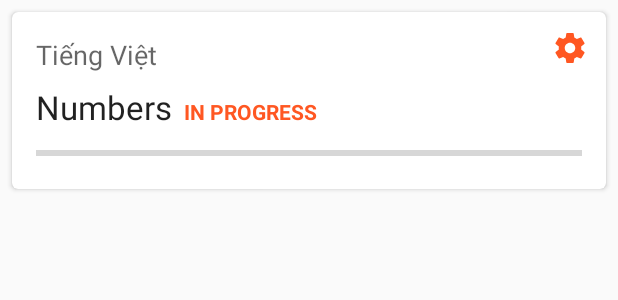
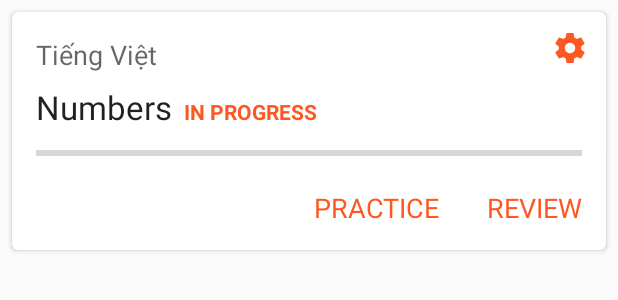
Before and after one commit to Queatz/PermanentMemory, an Android app: the layout item_set.xml on its own in the app's theme, with its tools: preview values and no code run, on a phone screen of 412 x 824 dp. Shown: the top 300 px of the screen. Run offline under Robolectric (Android 15) with nearby library versions, the phone set to English and light mode, and no system bars.

Commit message:
Action buttons

```diff
--- a/app/src/main/java/com/queatz/permanentmemory/Extras.kt
+++ b/app/src/main/java/com/queatz/permanentmemory/Extras.kt
@@ -4,6 +4,7 @@ class Extras {
 
     companion object {
         const val ID = "id"
+        const val ACTIVITY = "activity"
     }
 
 }
--- a/app/src/main/java/com/queatz/permanentmemory/models/ItemModel.kt
+++ b/app/src/main/java/com/queatz/permanentmemory/models/ItemModel.kt
@@ -1,6 +1,7 @@
 package com.queatz.permanentmemory.models
 
 import io.objectbox.annotation.Entity
+import java.util.*
 
 @Entity
 data class ItemModel(
@@ -8,5 +9,6 @@ data class ItemModel(
         var score: Long = 0,
         var question: String = "",
         var answer: String = "",
-        var streak: Long = 0
+        var streak: Long = 0,
+        var reviewed: Date = Date(0)
 ) : BaseModel()
--- a/app/src/main/java/com/queatz/permanentmemory/screens/FlashCardScreen.kt
+++ b/app/src/main/java/com/queatz/permanentmemory/screens/FlashCardScreen.kt
@@ -30,6 +30,7 @@ class FlashCardScreen : Fragment() {
 
     override fun onViewCreated(view: View, savedInstanceState: Bundle?) {
         val id = arguments?.getLong(Extras.ID) ?: return
+        val review = arguments?.getBoolean(Extras.ACTIVITY) ?: false
 
         on(PlayManager::class).onAnswer = {
             on(PlayManager::class).next()
@@ -63,7 +64,7 @@ class FlashCardScreen : Fragment() {
             }
         }
 
-        if (!on(PlayManager::class).start(id)) {
+        if (!on(PlayManager::class).start(id, review)) {
             AlertDialog.Builder(app.on(ContextManager::class).context)
                     .setMessage(R.string.subject_missing)
                     .setPositiveButton(R.string.bummer) { _: DialogInterface, _: Int -> }
--- a/app/src/main/java/com/queatz/permanentmemory/screens/HomeScreen.kt
+++ b/app/src/main/java/com/queatz/permanentmemory/screens/HomeScreen.kt
@@ -34,6 +34,9 @@ class HomeScreen : Fragment() {
 
         val subjectAdapter = SetAdapter(
                 { app.on(NavigationManager::class).playSet(it.objectBoxId) },
+                { app.on(NavigationManager::class).playSet(it.objectBoxId, true) },
+                { app.on(NavigationManager::class).playSet(it.objectBoxId, true) },
+                { app.on(NavigationManager::class).practiceSet(it.objectBoxId) },
                 { app.on(NavigationManager::class).editSet(it.objectBoxId) },
                 {},
                 showSubjectName = true
--- a/app/src/main/java/com/queatz/permanentmemory/screens/PlayScreen.kt
+++ b/app/src/main/java/com/queatz/permanentmemory/screens/PlayScreen.kt
@@ -2,7 +2,6 @@ package com.queatz.permanentmemory.screens
 
 import android.app.AlertDialog
 import android.content.DialogInterface
-import android.graphics.PorterDuff
 import android.os.Bundle
 import android.support.v4.app.Fragment
 import android.view.KeyEvent
@@ -31,6 +30,7 @@ class PlayScreen : Fragment() {
 
     override fun onViewCreated(view: View, savedInstanceState: Bundle?) {
         val id = arguments?.getLong(Extras.ID) ?: return
+        val review = arguments?.getBoolean(Extras.ACTIVITY) ?: false
 
         on(PlayManager::class).onNext = {
             if (isShowingIncorrectAnswer) {
@@ -73,7 +73,7 @@ class PlayScreen : Fragment() {
             }
         }
 
-        if (!on(PlayManager::class).start(id)) {
+        if (!on(PlayManager::class).start(id, review)) {
             AlertDialog.Builder(app.on(ContextManager::class).context)
                     .setMessage(R.string.subject_missing)
                     .setPositiveButton(R.string.bummer) { _: DialogInterface, _: Int -> }
--- a/app/src/main/java/com/queatz/permanentmemory/screens/SetScreen.kt
+++ b/app/src/main/java/com/queatz/permanentmemory/screens/SetScreen.kt
@@ -51,7 +51,7 @@ class SetScreen : Fragment() {
                 app.on(ProgressManager::class).update(set)
             }
         }, {
-            app.on(DataManager::class).box(ItemModel::class).put(ItemModel(set = set.objectBoxId, streak = 0))
+            app.on(DataManager::class).box(ItemModel::class).put(ItemModel(set = set.objectBoxId))
 
             val subject = app.on(DataManager::class).box(SubjectModel::class).get(set.subject)
 
--- a/app/src/main/java/com/queatz/permanentmemory/screens/SubjectScreen.kt
+++ b/app/src/main/java/com/queatz/permanentmemory/screens/SubjectScreen.kt
@@ -49,6 +49,9 @@ class SubjectScreen : Fragment() {
 
         setAdapter = SetAdapter(
                 { app.on(NavigationManager::class).playSet(it.objectBoxId) },
+                { app.on(NavigationManager::class).playSet(it.objectBoxId, review = true) },
+                { app.on(NavigationManager::class).playSet(it.objectBoxId, review = true) },
+                { app.on(NavigationManager::class).practiceSet(it.objectBoxId) },
                 { app.on(NavigationManager::class).editSet(it.objectBoxId) },
                 {
                     val setId = app.on(DataManager::class).box(SetModel::class).put(SetModel(subject = subject.objectBoxId, name = "New set"))
--- a/app/src/main/res/layout/item_set.xml
+++ b/app/src/main/res/layout/item_set.xml
@@ -95,10 +95,37 @@
                 android:layout_marginEnd="@dimen/padDouble"
                 android:layout_marginBottom="@dimen/padDouble"
                 android:indeterminate="false"
-                app:layout_constraintBottom_toBottomOf="parent"
                 app:layout_constraintEnd_toEndOf="parent"
                 app:layout_constraintStart_toStartOf="parent"
                 app:layout_constraintTop_toBottomOf="@+id/setName" />
+
+            <Button style="@style/Widget.AppCompat.Button.Borderless"
+                android:id="@+id/reviewButton"
+                android:layout_width="wrap_content"
+                android:layout_height="wrap_content"
+                app:layout_constraintTop_toBottomOf="@+id/setProgress"
+                app:layout_constraintBottom_toBottomOf="parent"
+                app:layout_constraintEnd_toEndOf="parent"
+                android:padding="@dimen/padDouble"
+                android:gravity="center_horizontal"
+                android:text="Review"
+                android:textAppearance="?android:textAppearanceMedium"
+                android:textAllCaps="true"
+                android:textColor="@color/colorAccent"/>
+
+            <Button style="@style/Widget.AppCompat.Button.Borderless"
+                android:id="@+id/practiceButton"
+                android:layout_width="wrap_content"
+                android:layout_height="wrap_content"
+                app:layout_constraintTop_toBottomOf="@+id/setProgress"
+                app:layout_constraintBottom_toBottomOf="parent"
+                app:layout_constraintEnd_toStartOf="@id/reviewButton"
+                android:padding="@dimen/padDouble"
+                android:gravity="center_horizontal"
+                android:text="Practice"
+                android:textAppearance="?android:textAppearanceMedium"
+                android:textAllCaps="true"
+                android:textColor="@color/colorAccent"/>
 
         </android.support.constraint.ConstraintLayout>
 
```
Also changed, not shown: app/src/main/java/com/queatz/permanentmemory/adapters/SetAdapter.kt (+9 -0 lines), app/src/main/java/com/queatz/permanentmemory/logic/NavigationManager.kt (+6 -1 lines), app/src/main/java/com/queatz/permanentmemory/logic/PlayManager.kt (+8 -2 lines), 3 other files.
